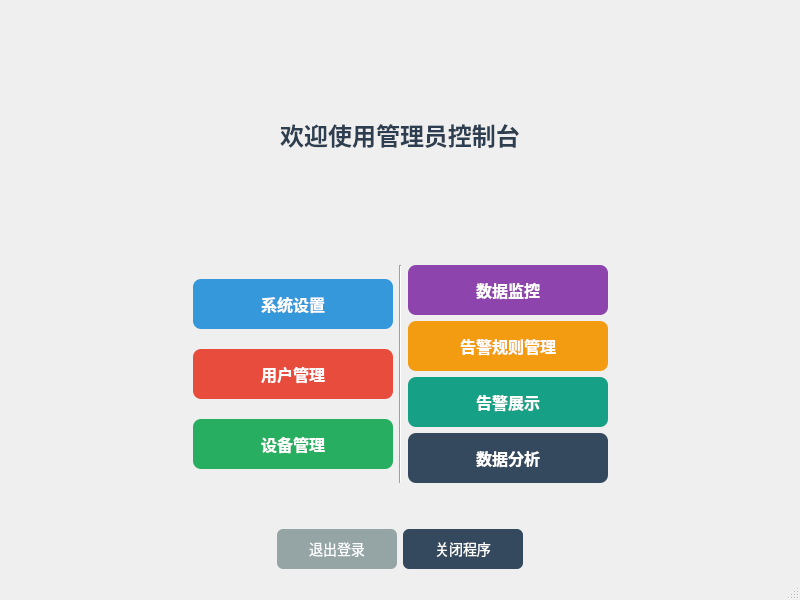
Above: ui/adminwindow.ui from KERWINHUGH/InternetMonitoring before the change. Below: the same form after it.
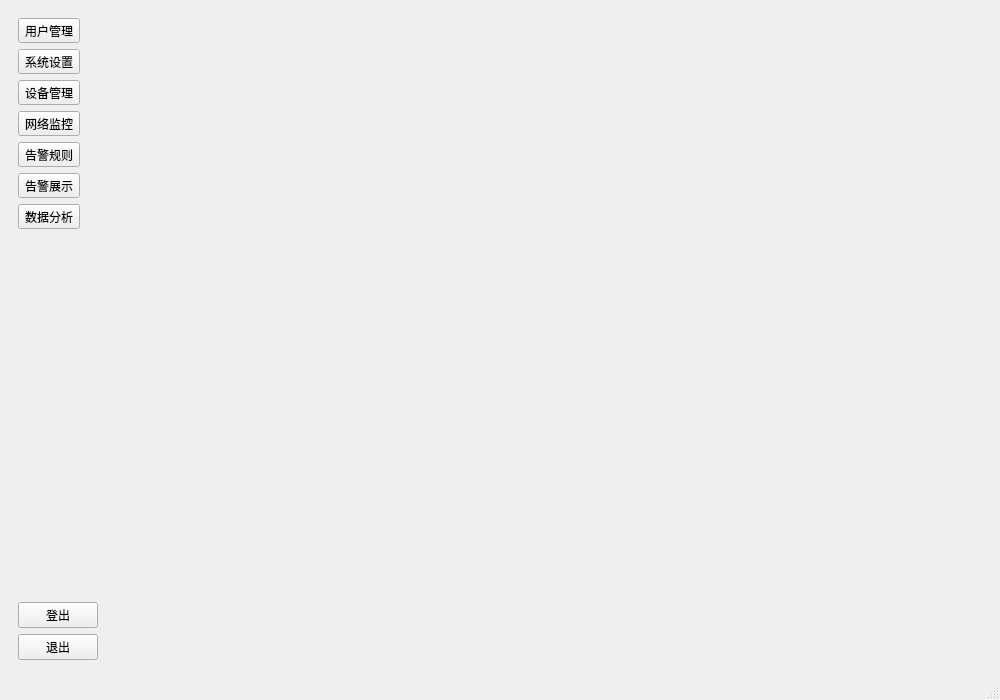
That is the form after the change.

Diff of the .ui file:
```diff
--- a/ui/adminwindow.ui
+++ b/ui/adminwindow.ui
@@ -6,8 +6,8 @@
    <rect>
     <x>0</x>
     <y>0</y>
-    <width>800</width>
-    <height>600</height>
+    <width>1000</width>
+    <height>700</height>
    </rect>
   </property>
   <property name="windowTitle">
@@ -20,356 +20,94 @@
    </size>
   </property>
   <widget class="QWidget" name="centralwidget">
-   <layout class="QGridLayout" name="gridLayout">
-    <item row="0" column="0">
-     <layout class="QVBoxLayout" name="verticalLayout" stretch="30,0,0,0">
-      <item>
-       <widget class="QLabel" name="welcomeLabel">
-        <property name="styleSheet">
-         <string notr="true">QLabel { font-size: 24px; font-weight: bold; color: #2c3e50; margin: 20px; }</string>
-        </property>
-        <property name="text">
-         <string>欢迎使用管理员控制台</string>
-        </property>
-        <property name="alignment">
-         <set>Qt::AlignCenter</set>
-        </property>
-       </widget>
-      </item>
-      <item>
-       <layout class="QHBoxLayout" name="buttonLayout">
-        <item>
-         <spacer name="horizontalSpacer">
-          <property name="orientation">
-           <enum>Qt::Horizontal</enum>
-          </property>
-          <property name="sizeHint" stdset="0">
-           <size>
-            <width>40</width>
-            <height>20</height>
-           </size>
-          </property>
-         </spacer>
-        </item>
-        <item>
-         <layout class="QVBoxLayout" name="systemButtonLayout">
-          <item>
-           <widget class="QPushButton" name="userManagementBtn">
-            <property name="minimumSize">
-             <size>
-              <width>200</width>
-              <height>50</height>
-             </size>
-            </property>
-            <property name="maximumSize">
-             <size>
-              <width>200</width>
-              <height>50</height>
-             </size>
-            </property>
-            <property name="styleSheet">
-             <string notr="true">QPushButton { 
-    background-color: #3498db; 
-    color: white; 
-    border: none; 
-    border-radius: 8px; 
-    font-size: 16px; 
-    font-weight: bold; 
-} 
-QPushButton:hover { 
-    background-color: #2980b9; 
-} 
-QPushButton:pressed { 
-    background-color: #21618c; 
-}</string>
-            </property>
-            <property name="text">
-             <string>系统设置</string>
-            </property>
-           </widget>
-          </item>
-          <item>
-           <widget class="QPushButton" name="systemSettingsBtn">
-            <property name="minimumSize">
-             <size>
-              <width>200</width>
-              <height>50</height>
-             </size>
-            </property>
-            <property name="maximumSize">
-             <size>
-              <width>200</width>
-              <height>50</height>
-             </size>
-            </property>
-            <property name="styleSheet">
-             <string notr="true">QPushButton { 
-    background-color: #e74c3c; 
-    color: white; 
-    border: none; 
-    border-radius: 8px; 
-    font-size: 16px; 
-    font-weight: bold; 
-} 
-QPushButton:hover { 
-    background-color: #c0392b; 
-} 
-QPushButton:pressed { 
-    background-color: #a93226; 
-}</string>
-            </property>
-            <property name="text">
-             <string>用户管理</string>
-            </property>
-           </widget>
-          </item>
-          <item>
-           <widget class="QPushButton" name="deviceManagementBtn">
-            <property name="minimumSize">
-             <size>
-              <width>200</width>
-              <height>50</height>
-             </size>
-            </property>
-            <property name="maximumSize">
-             <size>
-              <width>200</width>
-              <height>50</height>
-             </size>
-            </property>
-            <property name="styleSheet">
-             <string notr="true">QPushButton { background-color: #27ae60; color: white; border: none; border-radius: 8px; font-size: 16px; font-weight: bold; } QPushButton:hover { background-color: #229954; } QPushButton:pressed { background-color: #1e8449; }</string>
-            </property>
-            <property name="text">
-             <string>设备管理</string>
-            </property>
-           </widget>
-          </item>
-         </layout>
-        </item>
-        <item>
-         <widget class="QFrame" name="buttonDivider">
-          <property name="frameShape">
-           <enum>QFrame::VLine</enum>
-          </property>
-          <property name="frameShadow">
-           <enum>QFrame::Sunken</enum>
-          </property>
-         </widget>
-        </item>
-        <item>
-         <layout class="QVBoxLayout" name="businessButtonLayout">
-          <item>
-           <widget class="QPushButton" name="networkMonitorBtn">
-            <property name="minimumSize">
-             <size>
-              <width>200</width>
-              <height>50</height>
-             </size>
-            </property>
-            <property name="maximumSize">
-             <size>
-              <width>200</width>
-              <height>50</height>
-             </size>
-            </property>
-            <property name="styleSheet">
-             <string notr="true">QPushButton { background-color: #8e44ad; color: white; border: none; border-radius: 8px; font-size: 16px; font-weight: bold; } QPushButton:hover { background-color: #7d3c98; } QPushButton:pressed { background-color: #6c3483; }</string>
-            </property>
-            <property name="text">
-             <string>数据监控</string>
-            </property>
-           </widget>
-          </item>
-          <item>
-           <widget class="QPushButton" name="alarmRuleManagementBtn">
-            <property name="minimumSize">
-             <size>
-              <width>200</width>
-              <height>50</height>
-             </size>
-            </property>
-            <property name="maximumSize">
-             <size>
-              <width>200</width>
-              <height>50</height>
-             </size>
-            </property>
-            <property name="styleSheet">
-             <string notr="true">QPushButton { background-color: #f39c12; color: white; border: none; border-radius: 8px; font-size: 16px; font-weight: bold; } QPushButton:hover { background-color: #d68910; } QPushButton:pressed { background-color: #b9770e; }</string>
-            </property>
-            <property name="text">
-             <string>告警规则管理</string>
-            </property>
-           </widget>
-          </item>
-          <item>
-           <widget class="QPushButton" name="alarmDisplayBtn">
-            <property name="minimumSize">
-             <size>
-              <width>200</width>
-              <height>50</height>
-             </size>
-            </property>
-            <property name="maximumSize">
-             <size>
-              <width>200</width>
-              <height>50</height>
-             </size>
-            </property>
-            <property name="styleSheet">
-             <string notr="true">QPushButton { background-color: #16a085; color: white; border: none; border-radius: 8px; font-size: 16px; font-weight: bold; } QPushButton:hover { background-color: #138d75; } QPushButton:pressed { background-color: #117864; }</string>
-            </property>
-            <property name="text">
-             <string>告警展示</string>
-            </property>
-           </widget>
-          </item>
-          <item>
-           <widget class="QPushButton" name="dataAnalysisBtn">
-            <property name="minimumSize">
-             <size>
-              <width>200</width>
-              <height>50</height>
-             </size>
-            </property>
-            <property name="maximumSize">
-             <size>
-              <width>200</width>
-              <height>50</height>
-             </size>
-            </property>
-            <property name="styleSheet">
-             <string notr="true">QPushButton { background-color: #34495e; color: white; border: none; border-radius: 8px; font-size: 16px; font-weight: bold; } QPushButton:hover { background-color: #2c3e50; } QPushButton:pressed { background-color: #212f3c; }</string>
-            </property>
-            <property name="text">
-             <string>数据分析</string>
-            </property>
-           </widget>
-          </item>
-         </layout>
-        </item>
-        <item>
-         <spacer name="horizontalSpacer_2">
-          <property name="orientation">
-           <enum>Qt::Horizontal</enum>
-          </property>
-          <property name="sizeHint" stdset="0">
-           <size>
-            <width>40</width>
-            <height>20</height>
-           </size>
-          </property>
-         </spacer>
-        </item>
-       </layout>
-      </item>
-      <item>
-       <spacer name="verticalSpacer">
-        <property name="orientation">
-         <enum>Qt::Vertical</enum>
-        </property>
-        <property name="sizeHint" stdset="0">
-         <size>
-          <width>20</width>
-          <height>40</height>
-         </size>
-        </property>
-       </spacer>
-      </item>
-      <item>
-       <layout class="QHBoxLayout" name="bottomLayout">
-        <item>
-         <spacer name="horizontalSpacer_3">
-          <property name="orientation">
-           <enum>Qt::Horizontal</enum>
-          </property>
-          <property name="sizeHint" stdset="0">
-           <size>
-            <width>40</width>
-            <height>20</height>
-           </size>
-          </property>
-         </spacer>
-        </item>
-        <item>
-         <widget class="QPushButton" name="logoutBtn">
-          <property name="minimumSize">
-           <size>
-            <width>120</width>
-            <height>40</height>
-           </size>
-          </property>
-          <property name="maximumSize">
-           <size>
-            <width>120</width>
-            <height>40</height>
-           </size>
-          </property>
-          <property name="styleSheet">
-           <string notr="true">QPushButton { 
-    background-color: #95a5a6; 
-    color: white; 
-    border: none; 
-    border-radius: 6px; 
-    font-size: 14px; 
-} 
-QPushButton:hover { 
-    background-color: #7f8c8d; 
-}</string>
-          </property>
-          <property name="text">
-           <string>退出登录</string>
-          </property>
-         </widget>
-        </item>
-        <item>
-         <widget class="QPushButton" name="closeBtn">
-          <property name="minimumSize">
-           <size>
-            <width>120</width>
-            <height>40</height>
-           </size>
-          </property>
-          <property name="maximumSize">
-           <size>
-            <width>120</width>
-            <height>40</height>
-           </size>
-          </property>
-          <property name="styleSheet">
-           <string notr="true">QPushButton { 
-    background-color: #34495e; 
-    color: white; 
-    border: none; 
-    border-radius: 6px; 
-    font-size: 14px; 
-} 
-QPushButton:hover { 
-    background-color: #2c3e50; 
-}</string>
-          </property>
-          <property name="text">
-           <string>关闭程序</string>
-          </property>
-         </widget>
-        </item>
-        <item>
-         <spacer name="horizontalSpacer_4">
-          <property name="orientation">
-           <enum>Qt::Horizontal</enum>
-          </property>
-          <property name="sizeHint" stdset="0">
-           <size>
-            <width>40</width>
-            <height>20</height>
-           </size>
-          </property>
-         </spacer>
-        </item>
-       </layout>
-      </item>
-     </layout>
+   <layout class="QHBoxLayout" name="mainLayout">
+    <item>
+     <widget class="QWidget" name="sideBarWidget">
+      <layout class="QVBoxLayout" name="sideBarLayout">
+       <item>
+        <widget class="QToolButton" name="userManagementBtn">
+         <property name="text"><string>用户管理</string></property>
+         <property name="toolButtonStyle"><enum>Qt::ToolButtonTextUnderIcon</enum></property>
+         <property name="checkable"><bool>true</bool></property>
+         <property name="autoExclusive"><bool>true</bool></property>
+        </widget>
+       </item>
+       <item>
+        <widget class="QToolButton" name="systemSettingsBtn">
+         <property name="text"><string>系统设置</string></property>
+         <property name="toolButtonStyle"><enum>Qt::ToolButtonTextUnderIcon</enum></property>
+         <property name="checkable"><bool>true</bool></property>
+         <property name="autoExclusive"><bool>true</bool></property>
+        </widget>
+       </item>
+       <item>
+        <widget class="QToolButton" name="deviceManagementBtn">
+         <property name="text"><string>设备管理</string></property>
+         <property name="toolButtonStyle"><enum>Qt::ToolButtonTextUnderIcon</enum></property>
+         <property name="checkable"><bool>true</bool></property>
+         <property name="autoExclusive"><bool>true</bool></property>
+        </widget>
+       </item>
+       <item>
+        <widget class="QToolButton" name="networkMonitorBtn">
+         <property name="text"><string>网络监控</string></property>
+         <property name="toolButtonStyle"><enum>Qt::ToolButtonTextUnderIcon</enum></property>
+         <property name="checkable"><bool>true</bool></property>
+         <property name="autoExclusive"><bool>true</bool></property>
+        </widget>
+       </item>
+       <item>
+        <widget class="QToolButton" name="alarmRuleManagementBtn">
+         <property name="text"><string>告警规则</string></property>
+         <property name="toolButtonStyle"><enum>Qt::ToolButtonTextUnderIcon</enum></property>
+         <property name="checkable"><bool>true</bool></property>
+         <property name="autoExclusive"><bool>true</bool></property>
+        </widget>
+       </item>
+       <item>
+        <widget class="QToolButton" name="alarmDisplayBtn">
+         <property name="text"><string>告警展示</string></property>
+         <property name="toolButtonStyle"><enum>Qt::ToolButtonTextUnderIcon</enum></property>
+         <property name="checkable"><bool>true</bool></property>
+         <property name="autoExclusive"><bool>true</bool></property>
+        </widget>
+       </item>
+       <item>
+        <widget class="QToolButton" name="dataAnalysisBtn">
+         <property name="text"><string>数据分析</string></property>
+         <property name="toolButtonStyle"><enum>Qt::ToolButtonTextUnderIcon</enum></property>
+         <property name="checkable"><bool>true</bool></property>
+         <property name="autoExclusive"><bool>true</bool></property>
+        </widget>
+       </item>
+       <item>
+        <spacer name="verticalSpacer">
+         <property name="orientation"><enum>Qt::Vertical</enum></property>
+         <property name="sizeHint" stdset="0">
+          <size>
+           <width>20</width>
+           <height>40</height>
+          </size>
+         </property>
+        </spacer>
+       </item>
+       <item>
+        <widget class="QPushButton" name="logoutBtn">
+         <property name="text"><string>登出</string></property>
+        </widget>
+       </item>
+       <item>
+        <widget class="QPushButton" name="exitBtn">
+         <property name="text"><string>退出</string></property>
+        </widget>
+       </item>
+      </layout>
+     </widget>
+    </item>
+    <item>
+     <widget class="QStackedWidget" name="mainStackedWidget">
+      <property name="minimumWidth"><number>800</number></property>
+     </widget>
     </item>
    </layout>
   </widget>
```
Left out of the diff: 32 changed lines with no effect on the pictures.
